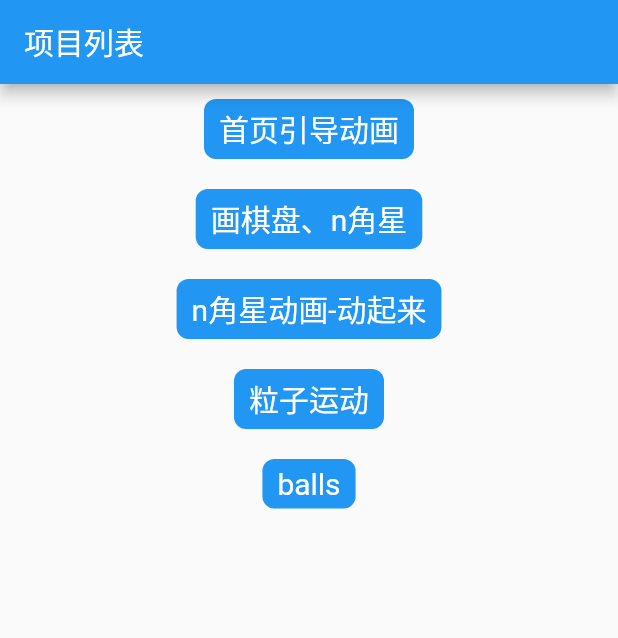
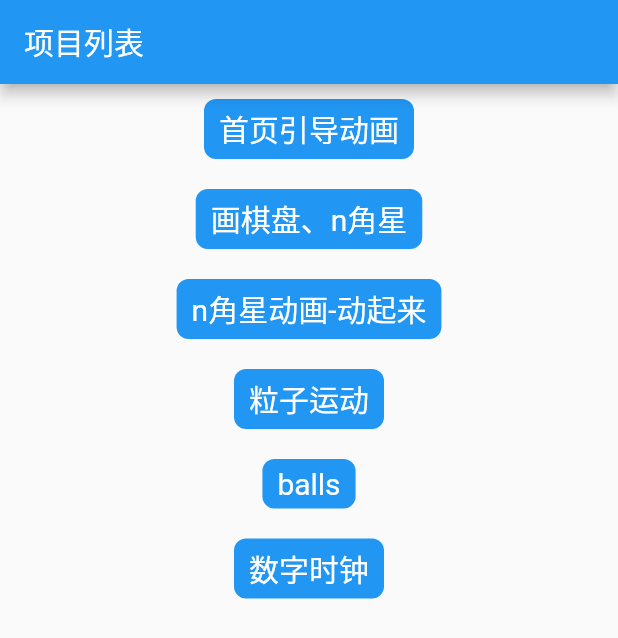
Before and after one commit to 015-Michelle/funny_demo, a Flutter app: the screen it shows after launch, on a phone screen of 412 x 824 dp. Shown: the top 638 px of the screen. Run offline on Flutter 3.47's test engine with Material 2 defaults, Android fonts, the phone set to English and light mode, and no system bars; our stand-ins replace fluro.

Commit message:
modify structure

```diff
--- a/lib/home_page.dart
+++ b/lib/home_page.dart
@@ -1,10 +1,10 @@
 import 'package:flutter/material.dart';
-import 'package:myproject/ball_run_view_page.dart';
-import 'package:myproject/draw_chessboard_page.dart';
+import 'package:myproject/widgets/ball_run_view_page.dart';
+import 'package:myproject/widgets/draw_chessboard_page.dart';
 
-import 'animate_nstar.dart';
-import 'balls_run_page.dart';
-import 'home_indicator_page.dart';
+import 'widgets/animate_nstar.dart';
+import 'widgets/balls_run_page.dart';
+import 'widgets/home_indicator_page.dart';
 
 class HomePage extends StatefulWidget {
   const HomePage({Key? key}) : super(key: key);
@@ -100,6 +100,21 @@ class _HomePageState extends State<HomePage> {
                     color: Colors.blue, borderRadius: BorderRadius.all(Radius.circular(8))),
               ),
             ),
+            GestureDetector(
+              onTap: () {
+                Navigator.of(context).push(MaterialPageRoute(builder: (context) => BallsRunPage()));
+              },
+              child: Container(
+                margin: const EdgeInsets.all(10),
+                padding: const EdgeInsets.fromLTRB(10, 5, 10, 5),
+                child: Text(
+                  "数字时钟",
+                  style: TextStyle(color: Colors.white, fontSize: 20),
+                ),
+                decoration: BoxDecoration(
+                    color: Colors.blue, borderRadius: BorderRadius.all(Radius.circular(8))),
+              ),
+            ),
           ],
         ),
       ),
--- a/lib/ball_run_view_page.dart
+++ b/lib/widgets/ball_run_view_page.dart
@@ -1,8 +1,7 @@
 import 'package:flutter/cupertino.dart';
 import 'package:flutter/material.dart';
-import 'package:myproject/animate_nstar.dart';
 
-import 'class_ball.dart';
+import '../class_ball.dart';
 import 'custom_painte_page.dart';
 
 class BallRunPage extends StatefulWidget {
--- a/lib/balls_run_page.dart
+++ b/lib/widgets/balls_run_page.dart
@@ -1,8 +1,7 @@
 import 'package:flutter/cupertino.dart';
 import 'package:flutter/material.dart';
-import 'package:myproject/animate_nstar.dart';
 
-import 'class_ball.dart';
+import '../class_ball.dart';
 import 'custom_painte_page.dart';
 
 class BallsRunPage extends StatefulWidget {
```
Also changed, not shown: lib/widgets/custom_painte_page.dart (renamed from lib/custom_painte_page.dart, +16 -0 lines), lib/widgets/animate_nstar.dart (renamed from lib/animate_nstar.dart), lib/widgets/card_flip_page.dart (renamed from lib/card_flip_page.dart), lib/widgets/draw_chessboard_page.dart (renamed from lib/draw_chessboard_page.dart), lib/widgets/home_indicator_page.dart (renamed from lib/home_indicator_page.dart).
